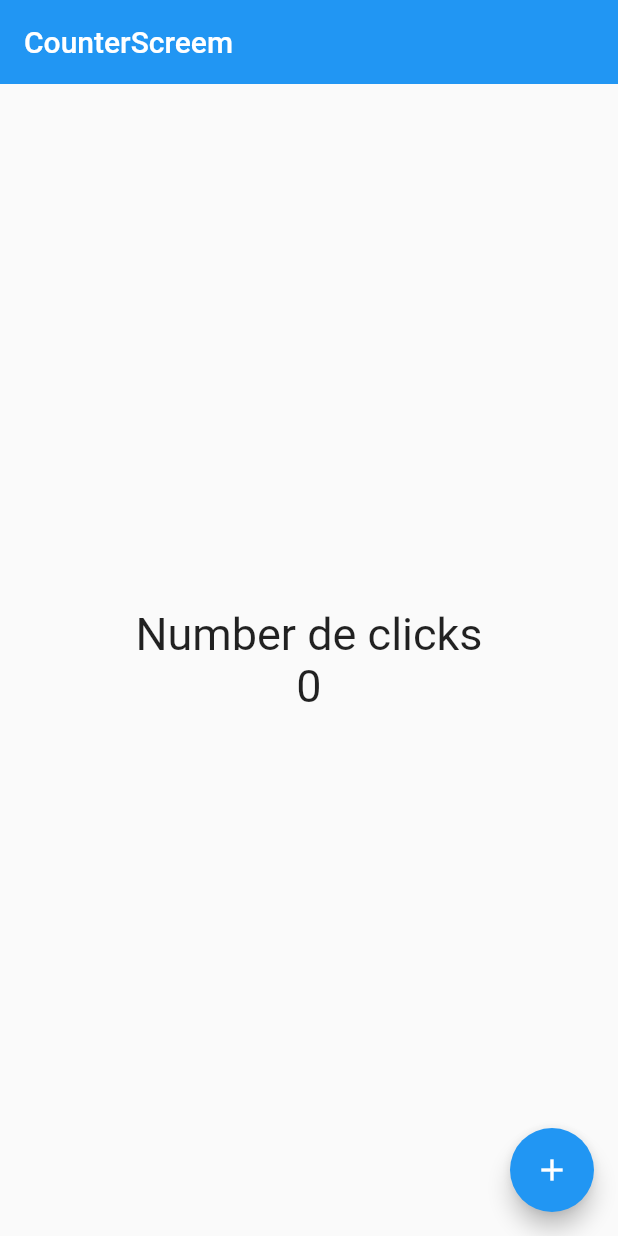
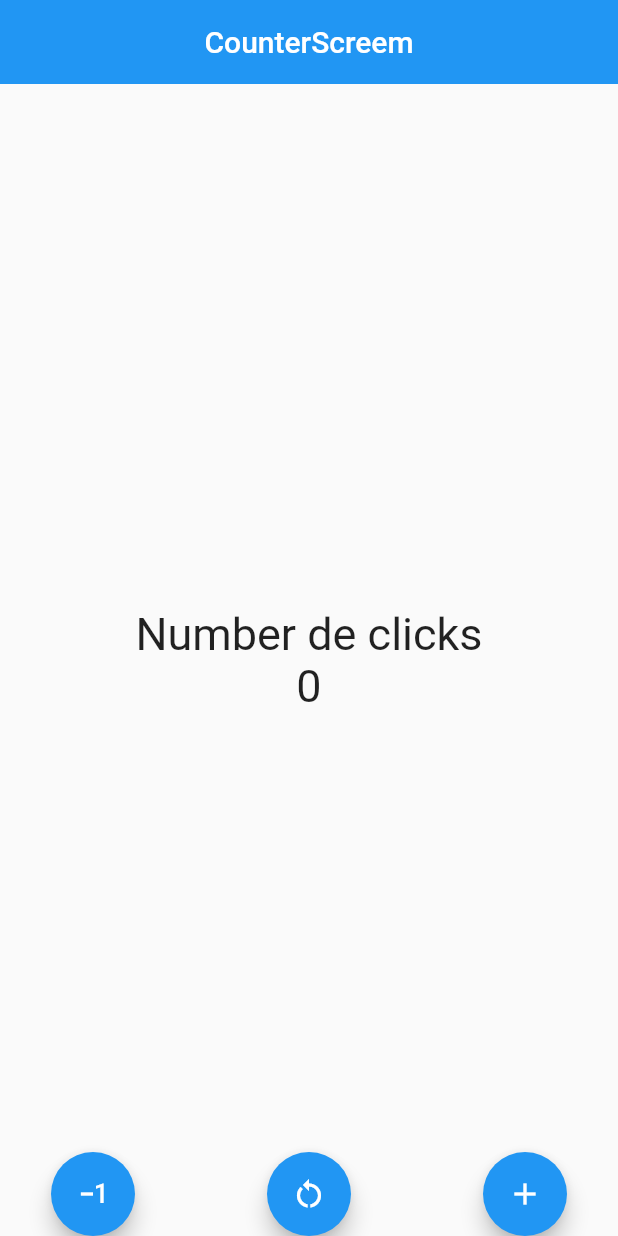
Before and after one commit to MiguelMurrugarraTorres/learning_path, a Flutter app: the screen it shows after launch, on a phone screen of 412 x 824 dp. Run offline on Flutter 3.47's test engine with Material 2 defaults, Android fonts, the phone set to English and light mode, and no system bars.

Commit message:
se creo 2 botones flotantes para resetear el count y desminuir el counter -1 ademas usamos el mainAxisAlignment: MainAxisAlignment.spaceEvenly para la separación de los botones

```diff
--- a/FLUTTER/counter_app/lib/screens/counter_screen.dart
+++ b/FLUTTER/counter_app/lib/screens/counter_screen.dart
@@ -18,6 +18,7 @@ class _CounterScreenState extends State<CounterScreen> {
       appBar: AppBar(
         title: const Text('CounterScreem'),
         elevation: 0,
+        centerTitle: true,
       ),
       body: Center(
         child: Column(
@@ -31,14 +32,35 @@ class _CounterScreenState extends State<CounterScreen> {
           ],
         ),
       ),
-      //floatingActionButtonLocation: FloatingActionButtonLocation.centerDocked,
-      floatingActionButton: FloatingActionButton(
-          child: const Icon(Icons.add),
-          onPressed: () {
-            setState(() {
-              counter++;
-            });
-          }),
+      floatingActionButtonLocation: FloatingActionButtonLocation.centerDocked,
+      floatingActionButton: Row(
+        mainAxisAlignment: MainAxisAlignment.spaceEvenly,
+        children: [
+          FloatingActionButton(
+              child: const Icon(Icons.exposure_minus_1_outlined),
+              onPressed: () {
+                setState(() {
+                  counter--;
+                });
+              }),
+          const SizedBox(width: 20),
+          FloatingActionButton(
+              child: const Icon(Icons.restart_alt),
+              onPressed: () {
+                setState(() {
+                  counter = 0;
+                });
+              }),
+          const SizedBox(width: 20),
+          FloatingActionButton(
+              child: const Icon(Icons.add),
+              onPressed: () {
+                setState(() {
+                  counter++;
+                });
+              })
+        ],
+      ),
     );
   }
 }
```
